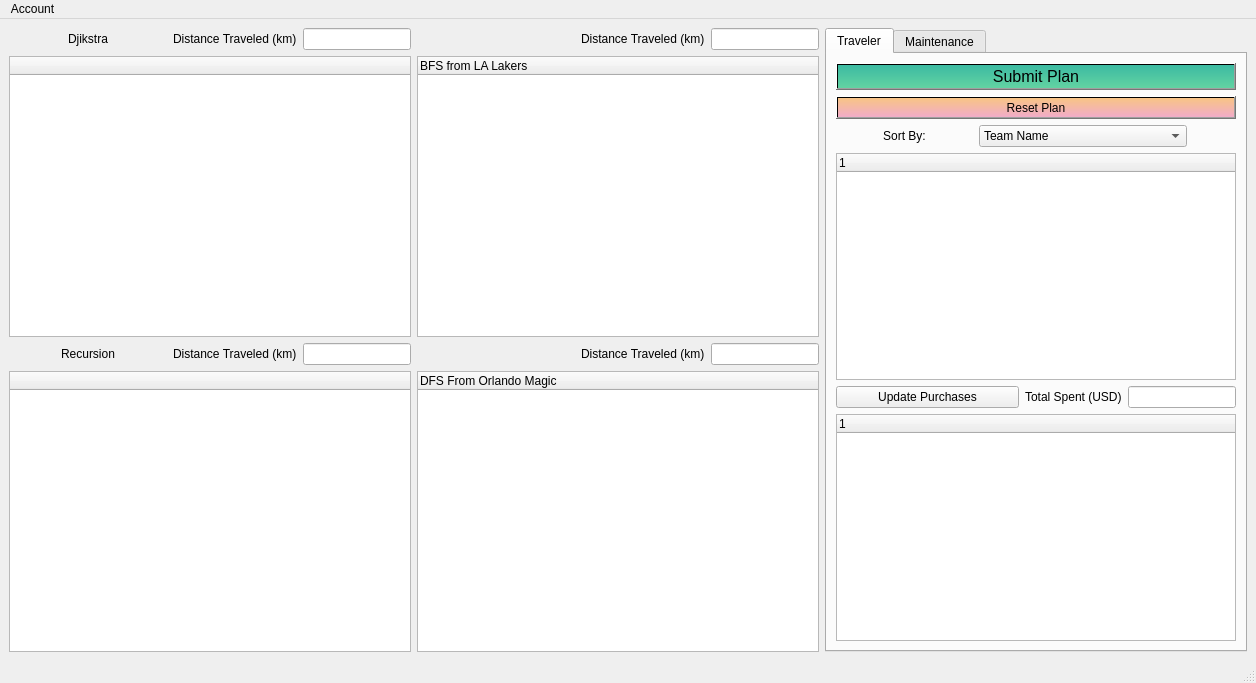
Above: mainwindow.ui from ssethtran/NBA-Basketball before the change. Below: the same form after it.
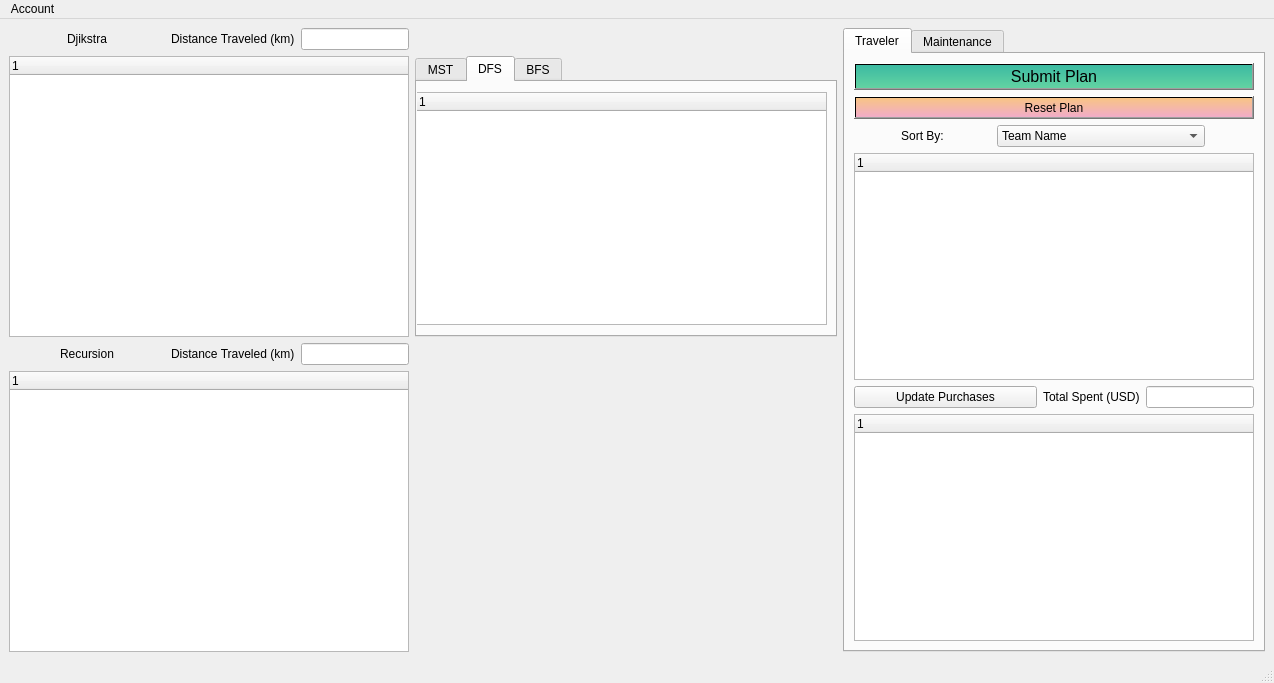
That is the form after the change. The open tabs and pages were chosen to show the change.

Commit message: Added Changes to allow for the BFS, DFS, and MST to be implemented into the UI properly

What changed in the file:
```diff
--- a/mainwindow.ui
+++ b/mainwindow.ui
@@ -23,7 +23,7 @@
    <property name="enabled">
     <bool>true</bool>
    </property>
-   <layout class="QGridLayout" name="gridLayout">
+   <layout class="QGridLayout" name="gridLayout_22">
     <item row="0" column="0">
      <layout class="QHBoxLayout" name="horizontalLayout_3">
       <item>
@@ -108,58 +108,6 @@
         </property>
        </spacer>
       </item>
-      <item>
-       <widget class="QLabel" name="label_16">
-        <property name="sizePolicy">
-         <sizepolicy hsizetype="Fixed" vsizetype="Preferred">
-          <horstretch>0</horstretch>
-          <verstretch>0</verstretch>
-         </sizepolicy>
-        </property>
-        <property name="text">
-         <string/>
-        </property>
-       </widget>
-      </item>
-      <item>
-       <spacer name="horizontalSpacer_6">
-        <property name="orientation">
-         <enum>Qt::Horizontal</enum>
-        </property>
-        <property name="sizeHint" stdset="0">
-         <size>
-          <width>40</width>
-          <height>20</height>
-         </size>
-        </property>
-       </spacer>
-      </item>
-      <item>
-       <widget class="QLabel" name="label_17">
-        <property name="sizePolicy">
-         <sizepolicy hsizetype="Fixed" vsizetype="Preferred">
-          <horstretch>0</horstretch>
-          <verstretch>0</verstretch>
-         </sizepolicy>
-        </property>
-        <property name="text">
-         <string>Distance Traveled (km)</string>
-        </property>
-       </widget>
-      </item>
-      <item>
-       <widget class="QLineEdit" name="bfsDistTraveled">
-        <property name="sizePolicy">
-         <sizepolicy hsizetype="Fixed" vsizetype="Fixed">
-          <horstretch>0</horstretch>
-          <verstretch>0</verstretch>
-         </sizepolicy>
-        </property>
-        <property name="readOnly">
-         <bool>true</bool>
-        </property>
-       </widget>
-      </item>
      </layout>
     </item>
     <item row="0" column="2" rowspan="4">
@@ -720,62 +668,6 @@
       </widget>
      </widget>
     </item>
-    <item row="1" column="0">
-     <widget class="QTreeWidget" name="djikstraWidget">
-      <property name="sizePolicy">
-       <sizepolicy hsizetype="Minimum" vsizetype="Expanding">
-        <horstretch>0</horstretch>
-        <verstretch>0</verstretch>
-       </sizepolicy>
-      </property>
-      <property name="minimumSize">
-       <size>
-        <width>400</width>
-        <height>0</height>
-       </size>
-      </property>
-      <property name="autoFillBackground">
-       <bool>true</bool>
-      </property>
-      <property name="styleSheet">
-       <string notr="true">background-color: rgb(255, 243, 222);
-QHeaderView::section { background-color: rgb(255, 243, 222); };</string>
-      </property>
-      <column>
-       <property name="text">
-        <string notr="true"> </string>
-       </property>
-      </column>
-     </widget>
-    </item>
-    <item row="1" column="1">
-     <widget class="QTreeWidget" name="bfsTreeWidget">
-      <property name="sizePolicy">
-       <sizepolicy hsizetype="Minimum" vsizetype="Expanding">
-        <horstretch>0</horstretch>
-        <verstretch>0</verstretch>
-       </sizepolicy>
-      </property>
-      <property name="minimumSize">
-       <size>
-        <width>400</width>
-        <height>0</height>
-       </size>
-      </property>
-      <property name="autoFillBackground">
-       <bool>true</bool>
-      </property>
-      <property name="styleSheet">
-       <string notr="true">background-color: rgb(255, 243, 222);
-QHeaderView::section { background-color: rgb(255, 243, 222); };</string>
-      </property>
-      <column>
-       <property name="text">
-        <string notr="true">BFS from LA Lakers</string>
-       </property>
-      </column>
-     </widget>
-    </item>
     <item row="2" column="0">
      <layout class="QHBoxLayout" name="horizontalLayout_4">
       <item>
@@ -845,75 +737,6 @@
       </item>
      </layout>
     </item>
-    <item row="2" column="1">
-     <layout class="QHBoxLayout" name="horizontalLayout_7">
-      <item>
-       <spacer name="horizontalSpacer_9">
-        <property name="orientation">
-         <enum>Qt::Horizontal</enum>
-        </property>
-        <property name="sizeHint" stdset="0">
-         <size>
-          <width>40</width>
-          <height>20</height>
-         </size>
-        </property>
-       </spacer>
-      </item>
-      <item>
-       <widget class="QLabel" name="label_20">
-        <property name="sizePolicy">
-         <sizepolicy hsizetype="Fixed" vsizetype="Preferred">
-          <horstretch>0</horstretch>
-          <verstretch>0</verstretch>
-         </sizepolicy>
-        </property>
-        <property name="text">
-         <string/>
-        </property>
-       </widget>
-      </item>
-      <item>
-       <spacer name="horizontalSpacer_10">
-        <property name="orientation">
-         <enum>Qt::Horizontal</enum>
-        </property>
-        <property name="sizeHint" stdset="0">
-         <size>
-          <width>40</width>
-          <height>20</height>
-         </size>
-        </property>
-       </spacer>
-      </item>
-      <item>
-       <widget class="QLabel" name="label_21">
-        <property name="sizePolicy">
-         <sizepolicy hsizetype="Fixed" vsizetype="Preferred">
-          <horstretch>0</horstretch>
-          <verstretch>0</verstretch>
-         </sizepolicy>
-        </property>
-        <property name="text">
-         <string>Distance Traveled (km)</string>
-        </property>
-       </widget>
-      </item>
-      <item>
-       <widget class="QLineEdit" name="dfsDistTraveled">
-        <property name="sizePolicy">
-         <sizepolicy hsizetype="Fixed" vsizetype="Fixed">
-          <horstretch>0</horstretch>
-          <verstretch>0</verstretch>
-         </sizepolicy>
-        </property>
-        <property name="readOnly">
-         <bool>true</bool>
-        </property>
-       </widget>
-      </item>
-     </layout>
-    </item>
     <item row="3" column="0">
      <widget class="QTreeWidget" name="recursiveWidget">
       <property name="sizePolicy">
@@ -937,13 +760,13 @@
       </property>
       <column>
        <property name="text">
-        <string notr="true"> </string>
+        <string notr="true"/>
        </property>
       </column>
      </widget>
     </item>
-    <item row="3" column="1">
-     <widget class="QTreeWidget" name="dfsTreeWidget">
+    <item row="1" column="0">
+     <widget class="QTreeWidget" name="djikstraWidget">
       <property name="sizePolicy">
        <sizepolicy hsizetype="Minimum" vsizetype="Expanding">
         <horstretch>0</horstretch>
@@ -965,11 +788,137 @@
       </property>
       <column>
        <property name="text">
-        <string notr="true">DFS From Orlando Magic</string>
+        <string notr="true"/>
        </property>
       </column>
      </widget>
     </item>
+    <item row="1" column="1">
+     <widget class="QTabWidget" name="tabWidget_2">
+      <property name="sizePolicy">
+       <sizepolicy hsizetype="Fixed" vsizetype="Expanding">
+        <horstretch>0</horstretch>
+        <verstretch>0</verstretch>
+       </sizepolicy>
+      </property>
+      <property name="currentIndex">
+       <number>0</number>
+      </property>
+      <widget class="QWidget" name="MSTtab">
+       <attribute name="title">
+        <string>MST</string>
+       </attribute>
+       <layout class="QGridLayout" name="gridLayout">
+        <item row="0" column="0">
+         <widget class="QTreeWidget" name="recursiveWidget_2">
+          <property name="sizePolicy">
+           <sizepolicy hsizetype="Minimum" vsizetype="Expanding">
+            <horstretch>0</horstretch>
+            <verstretch>0</verstretch>
+           </sizepolicy>
+          </property>
+          <property name="minimumSize">
+           <size>
+            <width>400</width>
+            <height>0</height>
+           </size>
+          </property>
+          <property name="autoFillBackground">
+           <bool>true</bool>
+          </property>
+          <property name="styleSheet">
+           <string notr="true">background-color: rgb(255, 243, 222);
+QHeaderView::section { background-color: rgb(255, 243, 222); };</string>
+          </property>
+          <column>
+           <property name="text">
+            <string notr="true"/>
+           </property>
+          </column>
+         </widget>
+        </item>
+       </layout>
+      </widget>
+      <widget class="QWidget" name="DFStab">
+       <attribute name="title">
+        <string>DFS</string>
+       </attribute>
+       <widget class="QTreeWidget" name="recursiveWidget_3">
+        <property name="geometry">
+         <rect>
+          <x>-1</x>
+          <y>10</y>
+          <width>411</width>
+          <height>233</height>
+         </rect>
+        </property>
+        <property name="sizePolicy">
+         <sizepolicy hsizetype="Minimum" vsizetype="Expanding">
+          <horstretch>0</horstretch>
+          <verstretch>0</verstretch>
+         </sizepolicy>
+        </property>
+        <property name="minimumSize">
+         <size>
+          <width>400</width>
+          <height>0</height>
+         </size>
+        </property>
+        <property name="autoFillBackground">
+         <bool>true</bool>
+        </property>
+        <property name="styleSheet">
+         <string notr="true">background-color: rgb(255, 243, 222);
+QHeaderView::section { background-color: rgb(255, 243, 222); };</string>
+        </property>
+        <column>
+         <property name="text">
+          <string notr="true"/>
+         </property>
+        </column>
+       </widget>
+      </widget>
+      <widget class="QWidget" name="BFStab">
+       <attribute name="title">
+        <string>BFS</string>
+       </attribute>
+       <widget class="QTreeWidget" name="recursiveWidget_4">
+        <property name="geometry">
+         <rect>
+          <x>-1</x>
+          <y>10</y>
+          <width>411</width>
+          <height>233</height>
+         </rect>
+        </property>
+        <property name="sizePolicy">
+         <sizepolicy hsizetype="Minimum" vsizetype="Expanding">
+          <horstretch>0</horstretch>
+          <verstretch>0</verstretch>
+         </sizepolicy>
+        </property>
+        <property name="minimumSize">
+         <size>
+          <width>400</width>
+          <height>0</height>
+         </size>
+        </property>
+        <property name="autoFillBackground">
+         <bool>true</bool>
+        </property>
+        <property name="styleSheet">
+         <string notr="true">background-color: rgb(255, 243, 222);
+QHeaderView::section { background-color: rgb(255, 243, 222); };</string>
+        </property>
+        <column>
+         <property name="text">
+          <string notr="true"/>
+         </property>
+        </column>
+       </widget>
+      </widget>
+     </widget>
+    </item>
    </layout>
   </widget>
   <widget class="QStatusBar" name="statusbar"/>
@@ -979,7 +928,7 @@
      <x>0</x>
      <y>0</y>
      <width>1256</width>
-     <height>22</height>
+     <height>20</height>
     </rect>
    </property>
    <widget class="QMenu" name="menuAccount">
```
The commit also changes 6 other files.
